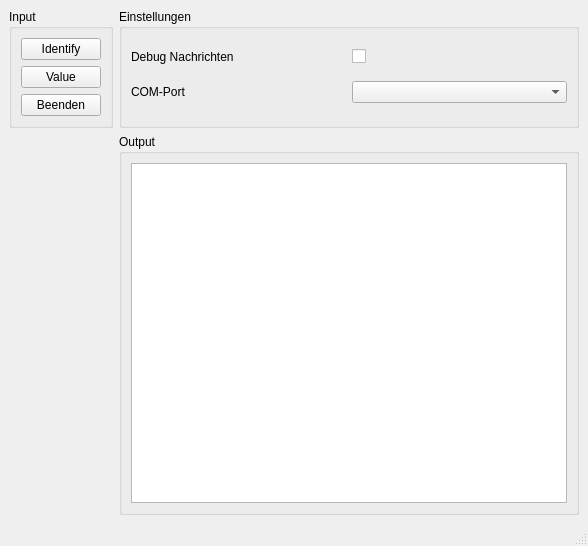
Before: the Qt Designer form Fluke45_GUI.ui in WinMic/Fluke_45, drawn with Qt 5.
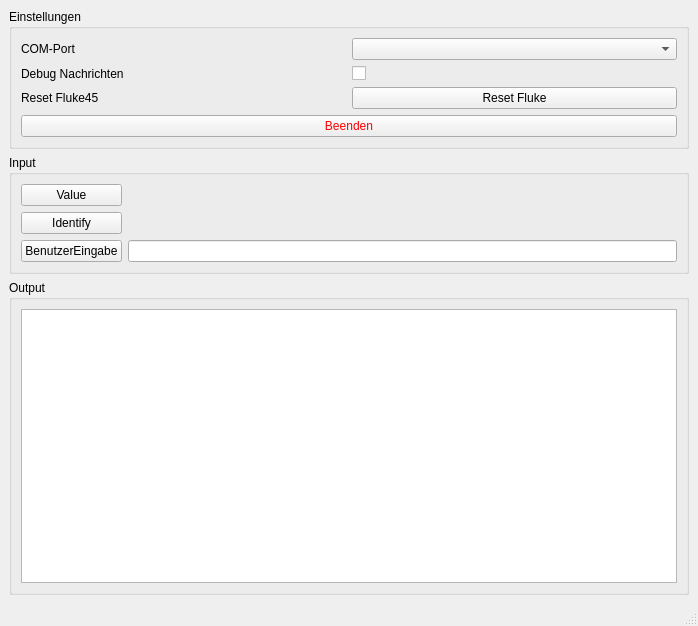
After: the same form once the commit is applied.

Commit message: Die Connectfunktionen wurden erneuert unter berücksichtigung der neuen Syntax. Die Connectfunktionen wurden mit dem Lambdaparameter erweitert. Die Gui wurde erweitert. Es wurde die möglichkeit eingebaut einen Benutzerdefinierten Befehlssatz an das Messgerät zu senden. Es wurde eine Reset Funktion eingebaut um das Messgerät neuzustarten. Kommentare wurden nach dem RTF-Format eingepflegt um die Doku leserlicher zu gestalten. Es wurde die Fluke45 Klasse aufgelöst Die Settextfunktion wurde verbessert. Zusätzlich diverse kleinere Verbesserungen vorgenommen.

Patch:
```diff
--- a/Fluke45_GUI.ui
+++ b/Fluke45_GUI.ui
@@ -6,89 +6,124 @@
    <rect>
     <x>0</x>
     <y>0</y>
-    <width>588</width>
-    <height>546</height>
+    <width>698</width>
+    <height>626</height>
    </rect>
   </property>
   <property name="windowTitle">
    <string>MainWindow</string>
   </property>
   <widget class="QWidget" name="centralwidget">
-   <layout class="QFormLayout" name="formLayout">
-    <property name="fieldGrowthPolicy">
-     <enum>QFormLayout::AllNonFixedFieldsGrow</enum>
-    </property>
+   <layout class="QGridLayout" name="gridLayout_3">
+    <item row="2" column="0">
+     <widget class="QGroupBox" name="groupBox_Output">
+      <property name="title">
+       <string>Output</string>
+      </property>
+      <layout class="QHBoxLayout" name="horizontalLayout_2">
+       <item>
+        <widget class="QTextBrowser" name="textBrowser_Output">
+         <property name="enabled">
+          <bool>true</bool>
+         </property>
+         <property name="readOnly">
+          <bool>true</bool>
+         </property>
+        </widget>
+       </item>
+      </layout>
+     </widget>
+    </item>
     <item row="0" column="0">
-     <widget class="QGroupBox" name="groupBox_Input">
-      <property name="title">
-       <string>Input</string>
-      </property>
-      <layout class="QGridLayout" name="gridLayout">
-       <item row="0" column="0">
-        <widget class="QPushButton" name="pushButton_IDN">
-         <property name="text">
-          <string>Identify</string>
-         </property>
-        </widget>
-       </item>
-       <item row="1" column="0">
-        <widget class="QPushButton" name="pushButton_VAL">
-         <property name="text">
-          <string>Value</string>
-         </property>
-        </widget>
-       </item>
-       <item row="2" column="0">
-        <widget class="QPushButton" name="pushButton_exit">
-         <property name="text">
-          <string>Beenden</string>
-         </property>
-        </widget>
-       </item>
-      </layout>
-     </widget>
-    </item>
-    <item row="0" column="1">
      <widget class="QGroupBox" name="groupBox">
       <property name="title">
        <string>Einstellungen</string>
       </property>
       <layout class="QGridLayout" name="gridLayout_2">
-       <item row="0" column="1">
+       <item row="1" column="0">
+        <widget class="QLabel" name="label_DEBUG">
+         <property name="text">
+          <string>Debug Nachrichten</string>
+         </property>
+        </widget>
+       </item>
+       <item row="1" column="1">
         <widget class="QCheckBox" name="checkBox_DEBUG">
          <property name="text">
           <string/>
          </property>
         </widget>
        </item>
-       <item row="1" column="1">
-        <widget class="QComboBox" name="comboBox_COM"/>
-       </item>
-       <item row="1" column="0">
+       <item row="0" column="0">
         <widget class="QLabel" name="label_COM">
          <property name="text">
           <string>COM-Port</string>
          </property>
         </widget>
        </item>
-       <item row="0" column="0">
-        <widget class="QLabel" name="label_DEBUG">
+       <item row="0" column="1">
+        <widget class="QComboBox" name="comboBox_COM"/>
+       </item>
+       <item row="3" column="1">
+        <widget class="QPushButton" name="pushButton_RESET">
          <property name="text">
-          <string>Debug Nachrichten</string>
+          <string>Reset Fluke</string>
+         </property>
+        </widget>
+       </item>
+       <item row="3" column="0">
+        <widget class="QLabel" name="label">
+         <property name="text">
+          <string>Reset Fluke45</string>
+         </property>
+        </widget>
+       </item>
+       <item row="4" column="0" colspan="2">
+        <widget class="QPushButton" name="pushButton_EXIT">
+         <property name="styleSheet">
+          <string notr="true">color: rgb(255, 0, 0);</string>
+         </property>
+         <property name="text">
+          <string>Beenden</string>
          </property>
         </widget>
        </item>
       </layout>
      </widget>
     </item>
-    <item row="1" column="1">
-     <widget class="QGroupBox" name="groupBox_Output">
+    <item row="1" column="0">
+     <widget class="QGroupBox" name="groupBox_Input">
       <property name="title">
-       <string>Output</string>
+       <string>Input</string>
       </property>
-      <layout class="QHBoxLayout" name="horizontalLayout_2">
-       <item>
-        <widget class="QTextBrowser" name="textBrowser_Output"/>
+      <layout class="QGridLayout" name="gridLayout">
+       <item row="1" column="0">
+        <widget class="QPushButton" name="pushButton_VAL">
+         <property name="text">
+          <string>Value</string>
+         </property>
+        </widget>
+       </item>
+       <item row="3" column="0">
+        <widget class="QPushButton" name="pushButton_USERINPUT">
+         <property name="text">
+          <string>BenutzerEingabe</string>
+         </property>
+        </widget>
+       </item>
+       <item row="3" column="2">
+        <widget class="QLineEdit" name="lineEdit_USERINPUT">
+         <property name="enabled">
+          <bool>true</bool>
+         </property>
+        </widget>
+       </item>
+       <item row="2" column="0">
+        <widget class="QPushButton" name="pushButton_IDN">
+         <property name="text">
+          <string>Identify</string>
+         </property>
+        </widget>
        </item>
       </layout>
      </widget>
```
Left out of the diff: 2 changed lines with no effect on the pictures. The commit also changes 5 other files.
